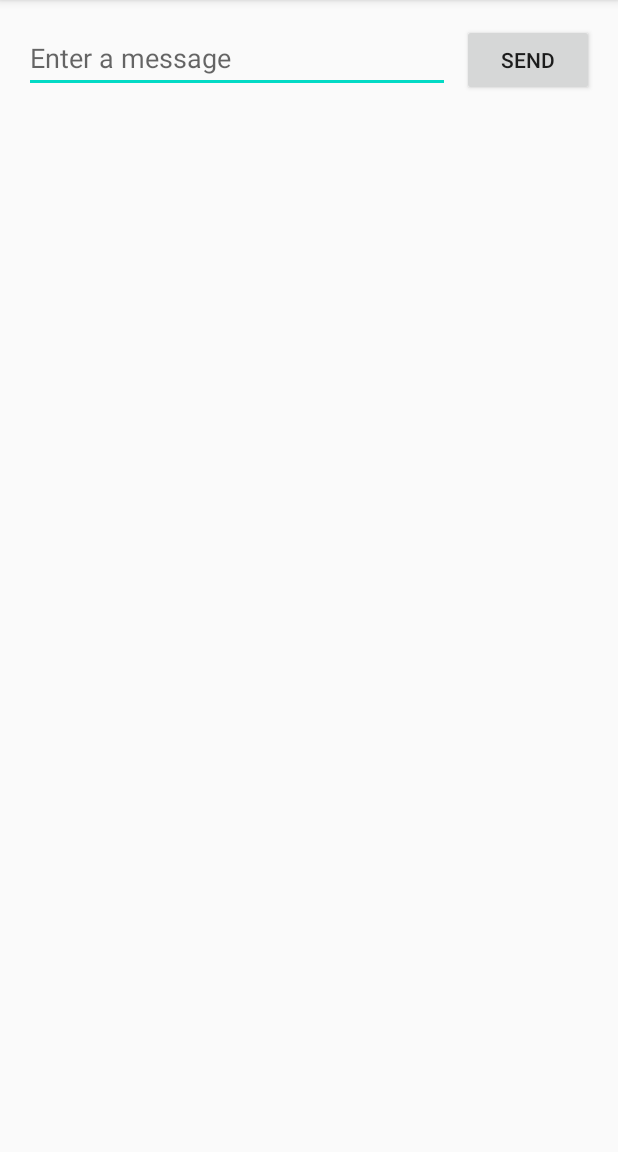
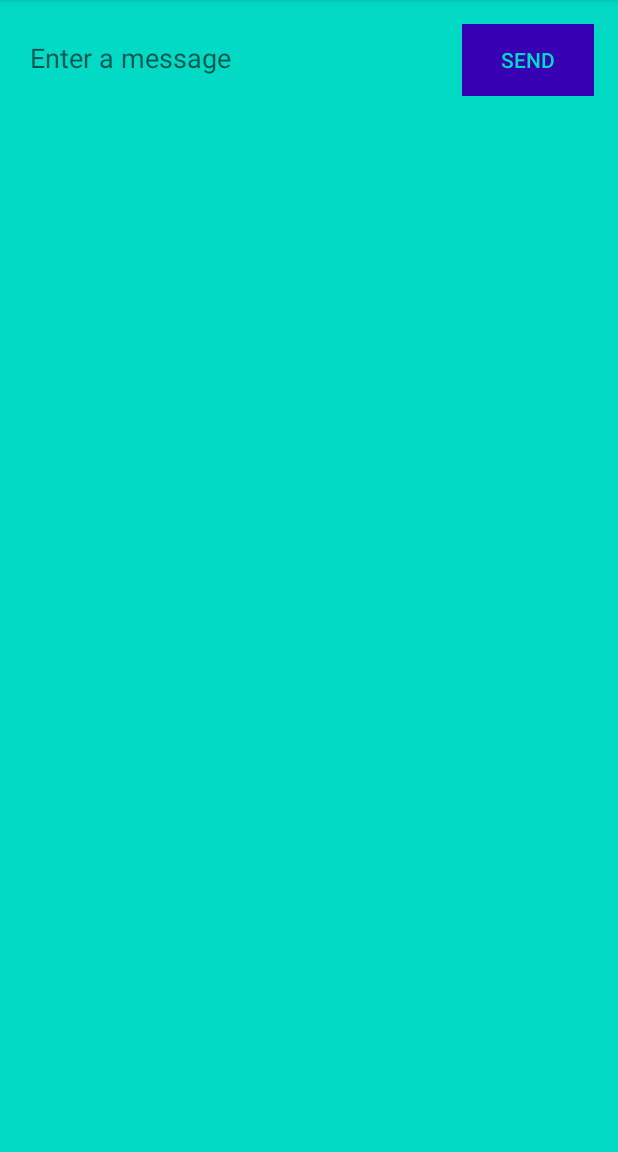
Before and after one commit to Lestafo/TesteAndroid, an Android app: the screen it shows after launch (MainActivity), on a phone screen of 412 x 824 dp, the part 84-1236 px from its top. Run offline under Robolectric (Android 15) with nearby library versions, the phone set to English and light mode, and no system bars.

```diff
--- a/app/src/main/java/com/example/exampleapp/DisplayMessageActivity.java
+++ b/app/src/main/java/com/example/exampleapp/DisplayMessageActivity.java
@@ -5,6 +5,7 @@ import androidx.appcompat.app.AppCompatActivity;
 import android.content.Intent;
 import android.os.Bundle;
 import android.widget.TextView;
+import android.widget.Toast;
 
 public class DisplayMessageActivity extends AppCompatActivity {
 
@@ -16,10 +17,11 @@ public class DisplayMessageActivity extends AppCompatActivity {
         // Get the Intent that started this activity and extract the string
         Intent intent = getIntent();
         String message = intent.getStringExtra(MainActivity.EXTRA_MESSAGE);
-
+        //
         // Capture the layout's TextView and set the string as its text
         TextView textView = findViewById(R.id.textView);
         textView.setText(message);
+        //Toast.makeText(this, "AJA",Toast.LENGTH_LONG).show();
 
     }
 }
--- a/app/src/main/java/com/example/exampleapp/MainActivity.java
+++ b/app/src/main/java/com/example/exampleapp/MainActivity.java
@@ -8,9 +8,10 @@ import android.view.Display;
 import android.view.View;
 import android.widget.Button;
 import android.widget.EditText;
+import android.widget.Toast;
 
 
-public class MainActivity extends AppCompatActivity {
+public class MainActivity extends AppCompatActivity  {
     public static final String EXTRA_MESSAGE = "com.example.exampleapp.MESSAGE";
     private ViewHolder nViewHolder = new ViewHolder();
 
@@ -35,7 +36,11 @@ public class MainActivity extends AppCompatActivity {
         Button butao;
     }
 
+    public void clique(View view){
+        Toast.makeText(this,"AAA",Toast.LENGTH_LONG).show();
+    }
     public void sendMessage(View view){
+
         Intent intent = new Intent(this, DisplayMessageActivity.class);
         EditText editText = nViewHolder.editValue;
         String message = editText.getText().toString();
--- a/app/src/main/res/layout/activity_main.xml
+++ b/app/src/main/res/layout/activity_main.xml
@@ -4,7 +4,9 @@
     xmlns:tools="http://schemas.android.com/tools"
     android:layout_width="match_parent"
     android:layout_height="match_parent"
-    tools:context=".MainActivity">
+    tools:context=".MainActivity"
+    android:background="@color/colorAccent">
+
 
     <EditText
         android:id="@+id/editText"
@@ -19,10 +21,13 @@
         app:layout_constraintEnd_toStartOf="@+id/button"
         app:layout_constraintHorizontal_bias="0.5"
         app:layout_constraintStart_toStartOf="parent"
-        app:layout_constraintTop_toTopOf="parent" />
+        app:layout_constraintTop_toTopOf="parent"
+        android:clickable="true"
+        android:onClick="clique"/>
 
     <Button
         android:id="@+id/button"
+        style="@style/Widget.AppCompat.Button.Borderless.Colored"
         android:layout_width="wrap_content"
         android:layout_height="wrap_content"
         android:layout_marginStart="8dp"
@@ -31,9 +36,11 @@
         android:layout_marginRight="16dp"
         android:onClick="sendMessage"
         android:text="@string/button_send"
+        android:background="@color/colorPrimaryDark"
         app:layout_constraintBaseline_toBaselineOf="@+id/editText"
         app:layout_constraintEnd_toEndOf="parent"
         app:layout_constraintHorizontal_bias="0.5"
-        app:layout_constraintStart_toEndOf="@+id/editText" />
+        app:layout_constraintStart_toEndOf="@+id/editText"
+        />
 
 </androidx.constraintlayout.widget.ConstraintLayout>
```
